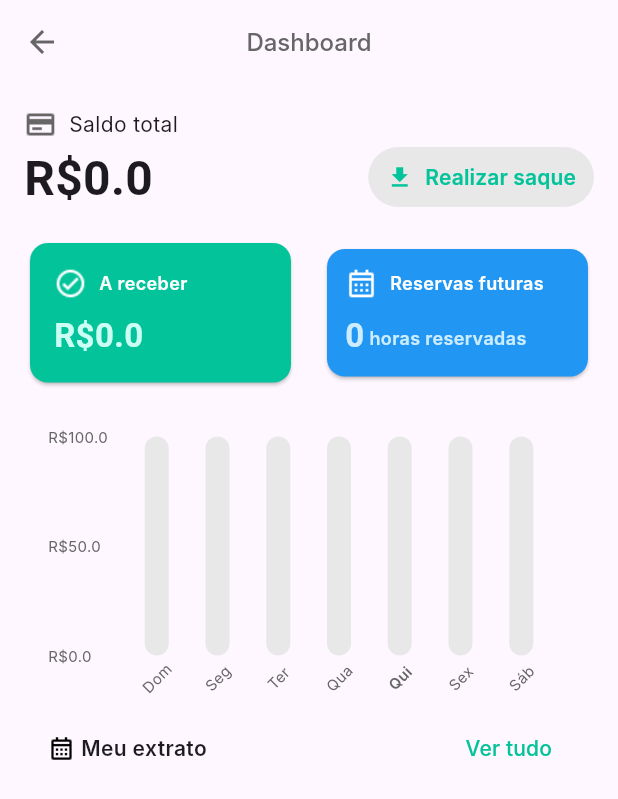
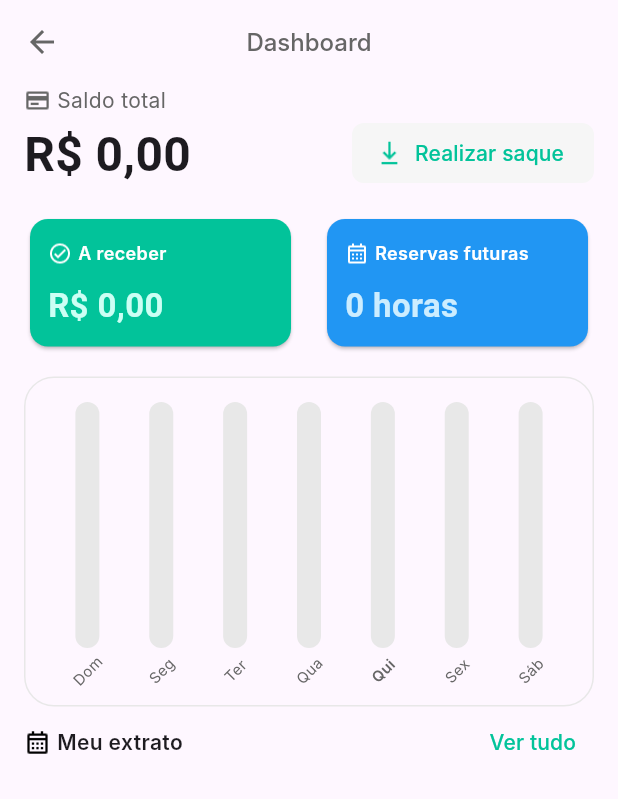
Before and after one commit to andreleitejr/vagali, a Flutter app: the DashboardView screen opened directly, on a phone screen of 412 x 824 dp. Shown: the top 799 px of the screen. Run offline on Flutter 3.47's test engine with Material 3 defaults, Android fonts, the phone set to English and light mode, and no system bars; drawn by our look-alikes of fl_chart; our stand-ins replace brasil_fields, carousel_slider, cloud_firestore, diacritic, dio, firebase_auth and 19 more; missing offline and left inert: app_settings, blurhash, dart:ffi, flutter_braintree, flutter_facebook_auth, jumping_dot; accounts and stored records are empty; Roboto replaces fonts that are missing (Inter).

Commit message:
chore: Melhorias no calendario e dashboard

```diff
--- a/lib/features/calendar/controllers/calendar_controller.dart
+++ b/lib/features/calendar/controllers/calendar_controller.dart
@@ -18,7 +18,10 @@ class CalendarController extends GetxController {
 
   final selectedDates = <DateTime>[].obs;
 
+  final activitiesTitle = ''.obs;
+
   void getReservationsWithinSelectedDate(DateTime date) {
+    activitiesTitle.value = 'Reservas para o dia ${date.day}';
     selectedReservations.clear();
 
     for (var reservation in reservations) {
@@ -49,6 +52,7 @@ class CalendarController extends GetxController {
   @override
   Future<void> onInit() async {
     selectedDates.value = getAllReservationDates();
+    getReservationsWithinSelectedDate(DateTime.now());
     // multiDatePickerValueWithDefaultValue.addAll(getAllReservationDates());
     super.onInit();
   }
--- a/lib/features/calendar/views/calendar_view.dart
+++ b/lib/features/calendar/views/calendar_view.dart
@@ -77,6 +77,8 @@ class _CalendarViewState extends State<CalendarView> {
               controller.getReservationsWithinSelectedDate(selectedDay);
             },
             headerStyle: HeaderStyle(
+              leftChevronMargin: EdgeInsets.zero,
+              rightChevronMargin: EdgeInsets.zero,
               leftChevronIcon: Coolicon(
                 icon: Coolicons.chevronLeft,
               ),
@@ -93,6 +95,7 @@ class _CalendarViewState extends State<CalendarView> {
               ),
             ),
             calendarStyle: CalendarStyle(
+              tablePadding: EdgeInsets.symmetric(horizontal: 12),
               defaultTextStyle: ThemeTypography.regular12,
               todayDecoration: BoxDecoration(
                 shape: BoxShape.circle,
@@ -107,7 +110,7 @@ class _CalendarViewState extends State<CalendarView> {
               headerTitleBuilder: (context, day) {
                 return Text(
                   day.monthName,
-                  style: ThemeTypography.semiBold22,
+                  style: ThemeTypography.semiBold16,
                 );
               },
               defaultBuilder: (context, date, events) {
@@ -147,6 +150,18 @@ class _CalendarViewState extends State<CalendarView> {
                 );
               },
             ),
+          ),
+          const SizedBox(height: 16),
+          Row(
+            children: [
+              Padding(
+                padding: const EdgeInsets.only(left: 16),
+                child: Text(
+                  controller.activitiesTitle.value,
+                  style: ThemeTypography.medium16,
+                ),
+              ),
+            ],
           ),
           Expanded(
             child: ListView.builder(
--- a/lib/features/dashboard/views/dashboard_view.dart
+++ b/lib/features/dashboard/views/dashboard_view.dart
@@ -1,14 +1,15 @@
+import 'package:brasil_fields/brasil_fields.dart';
 import 'package:fl_chart/fl_chart.dart';
 import 'package:flutter/material.dart';
 import 'package:flutter_blurhash/flutter_blurhash.dart';
 import 'package:get/get.dart';
 import 'package:vagali/features/dashboard/controllers/dashboard_controller.dart';
+import 'package:vagali/features/dashboard/widgets/dashboard_card.dart';
 import 'package:vagali/features/reservation/models/reservation.dart';
 import 'package:vagali/features/reservation/widgets/reservation_item.dart';
 import 'package:vagali/theme/coolicons.dart';
 import 'package:vagali/theme/theme_colors.dart';
 import 'package:vagali/theme/theme_typography.dart';
-import 'package:vagali/utils/extensions.dart';
 import 'package:vagali/widgets/coolicon.dart';
 import 'package:vagali/widgets/title_with_action.dart';
 import 'package:vagali/widgets/top_bavigation_bar.dart';
@@ -25,9 +26,13 @@ class DashboardView extends StatelessWidget {
         title: 'Dashboard',
       ),
       body: SingleChildScrollView(
-        padding: EdgeInsets.all(16.0),
+        // padding: EdgeInsets.all(16.0),
         child: Column(
           crossAxisAlignment: CrossAxisAlignment.stretch,
+          children: [
+            Padding(
+              padding: const EdgeInsets.symmetric(horizontal: 16),
+              child: Column(
                 children: [
                   Column(
                     mainAxisAlignment: MainAxisAlignment.spaceBetween,
@@ -36,11 +41,13 @@ class DashboardView extends StatelessWidget {
                         children: [
                           Coolicon(
                             icon: Coolicons.creditCard,
+                            width: 18,
                           ),
-                    SizedBox(width: 8),
+                          SizedBox(width: 4),
                           Text(
                             "Saldo total",
-                      style: ThemeTypography.regular14,
+                            style: ThemeTypography.regular14
+                                .apply(color: ThemeColors.grey4),
                           ),
                         ],
                       ),
@@ -49,28 +56,34 @@ class DashboardView extends StatelessWidget {
                         children: [
                           Expanded(
                             child: Text(
-                        '${_controller.balance}'.toMonetaryString(),
+                              '${UtilBrasilFields.obterReal(_controller.balance)}',
                               style: ThemeTypography.semiBold32,
                             ),
                           ),
                           TextButton(
                             onPressed: () {},
                             style: TextButton.styleFrom(
-                        backgroundColor: ThemeColors.grey2,
+                              backgroundColor: ThemeColors.grey1,
+                              shape: RoundedRectangleBorder(
+                                borderRadius: BorderRadius.circular(8),
+                              ),
                             ),
                             child: Row(
                               children: [
-                          Icon(
-                            Icons.download,
+                                SizedBox(width: 4),
+                                Coolicon(
+                                  icon: Coolicons.download,
                                   color: ThemeColors.primary,
+                                  width: 18,
                                 ),
                                 SizedBox(width: 8),
                                 Text(
                                   "Realizar saque",
-                            style: ThemeTypography.semiBold14.apply(
+                                  style: ThemeTypography.medium14.apply(
                                     color: ThemeColors.primary,
                                   ),
                                 ),
+                                SizedBox(width: 8),
                               ],
                             ),
                           ),
@@ -78,107 +91,43 @@ class DashboardView extends StatelessWidget {
                       ),
                     ],
                   ),
-
                   SizedBox(height: 16),
-
-            // Cards
                   Row(
                     children: [
-                Expanded(
-                  child: Card(
-                    color: ThemeColors.primary,
-                    child: Padding(
-                      padding: EdgeInsets.all(16.0),
-                      child: Column(
-                        crossAxisAlignment: CrossAxisAlignment.start,
-                        children: [
-                          Row(
-                            children: [
-                              Coolicon(
+                      DashboardCard(
                         icon: Coolicons.circleCheckOutline,
-                                color: Colors.white,
-                              ),
-                              const SizedBox(width: 8),
-                              Text(
-                                "A receber",
-                                style: ThemeTypography.semiBold12.apply(
-                                  color: Colors.white,
-                                ),
-                              ),
-                            ],
-                          ),
-                          SizedBox(height: 8),
-                          Text(
-                            '${_controller.income}'.toMonetaryString(),
-                            style: ThemeTypography.semiBold22.apply(
-                              color: ThemeColors.lightGreen,
-                            ),
-                          ),
-                        ],
-                      ),
-                    ),
-                  ),
+                        iconColor: Colors.white,
+                        title: "A receber",
+                        content:
+                            '${UtilBrasilFields.obterReal(_controller.income)}',
+                        cardColor: ThemeColors.primary,
+                        contentColor: ThemeColors.lightGreen,
                       ),
                       SizedBox(width: 16.0),
-                Expanded(
-                  child: Card(
-                    color: Colors.blue,
-                    child: Padding(
-                      padding: EdgeInsets.all(12),
-                      child: Column(
-                        crossAxisAlignment: CrossAxisAlignment.start,
-                        children: [
-                          Row(
-                            children: [
-                              Coolicon(
+                      DashboardCard(
                         icon: Coolicons.calendar,
-                                color: Colors.white,
-                              ),
-                              SizedBox(width: 8.0),
-                              Text(
-                                "Reservas futuras",
-                                style: ThemeTypography.semiBold12.apply(
-                                  color: Colors.white,
-                                ),
-                              ),
-                            ],
-                          ),
-                          SizedBox(height: 8.0),
-                          Row(
-                            children: [
-                              Text(
-                                _controller.totalTime.inHours.toString(),
-                                style: ThemeTypography.semiBold22.apply(
-                                  color: ThemeColors.lightBlue,
-                                ),
-                              ),
-                              // SizedBox(width: 4.0),
-                              Expanded(
-                                child: Padding(
-                                  padding: const EdgeInsets.only(top: 4),
-                                  child: Text(
-                                    " horas reservadas",
-                                    style: ThemeTypography.semiBold12.apply(
-                                      color: ThemeColors.lightBlue,
-                                    ),
-                                    overflow: TextOverflow.ellipsis,
-                                  ),
-                                ),
-                              ),
-                            ],
-                          ),
-                        ],
-                      ),
-                    ),
-                  ),
+                        iconColor: Colors.white,
+                        title: "Reservas futuras",
+                        content: "${_controller.totalTime.inHours} horas",
+                        cardColor: Colors.blue,
+                        contentColor: ThemeColors.lightBlue,
                       ),
                     ],
                   ),
                   SizedBox(height: 16),
                   Container(
-              height: 200,
+                    height: 220,
+                    padding: const EdgeInsets.symmetric(vertical: 16),
+                    decoration: BoxDecoration(
+                      border: Border.all(color: ThemeColors.grey2),
+                      borderRadius: BorderRadius.circular(20),
+                    ),
                     child: ChartWidget(
-                  reservations: _controller.getReservationsForCurrentWeek()),
+                      reservations: _controller.getReservationsForCurrentWeek(),
+                    ),
+                  ),
+                ],
+              ),
             ),
             TitleWithAction(
               title: 'Meu extrato',
@@ -186,7 +135,6 @@ class DashboardView extends StatelessWidget {
               actionText: 'Ver tudo',
               onActionPressed: () {},
             ),
-            SizedBox(height: 16),
             ListView.builder(
               itemCount:
                   _controller.reservationListController.reservationsDone.length,
@@ -227,27 +175,27 @@ class ChartWidget extends StatelessWidget {
 
   @override
   Widget build(BuildContext context) {
-    return Padding(
-      padding: EdgeInsets.all(16.0),
-      child: BarChart(
+    return BarChart(
       BarChartData(
+        // baselineY: 500,
         titlesData: FlTitlesData(
           topTitles: AxisTitles(sideTitles: SideTitles(showTitles: false)),
           rightTitles: AxisTitles(sideTitles: SideTitles(showTitles: false)),
-            leftTitles: AxisTitles(
-              sideTitles: SideTitles(
-                reservedSize: 40,
-                showTitles: true,
-                getTitlesWidget: (double value, TitleMeta titleMeta) {
-                  return Text(
-                    'R\$${value}',
-                    style: ThemeTypography.regular10.apply(
-                      color: ThemeColors.grey4,
-                    ),
-                  );
-                },
-              ),
-            ),
+          leftTitles: AxisTitles(sideTitles: SideTitles(showTitles: false)),
+          // leftTitles: AxisTitles(
+          //   sideTitles: SideTitles(
+          //     reservedSize: 40,
+          //     showTitles: true,
+          //     getTitlesWidget: (double value, TitleMeta titleMeta) {
+          //       return Text(
+          //         'R\$${value}',
+          //         style: ThemeTypography.regular10.apply(
+          //           color: ThemeColors.grey4,
+          //         ),
+          //       );
+          //     },
+          //   ),
+          // ),
           bottomTitles: AxisTitles(
             sideTitles: SideTitles(
               showTitles: true,
@@ -259,9 +207,11 @@ class ChartWidget extends StatelessWidget {
                       angle: -45 * (3.141592653589793 / 180),
                       child: Text(
                         '${daysOfWeek[value.toInt()]}',
-                          style: DateTime.now().weekday == value ? ThemeTypography.semiBold10.apply(
+                        style: DateTime.now().weekday == value
+                            ? ThemeTypography.semiBold10.apply(
                                 color: ThemeColors.grey4,
-                          ) : ThemeTypography.regular10.apply(
+                              )
+                            : ThemeTypography.regular10.apply(
                                 color: ThemeColors.grey4,
                               ),
                       ),
@@ -301,7 +251,6 @@ class ChartWidget extends StatelessWidget {
           },
         ),
       ),
-      ),
     );
   }
 }
--- /dev/null
+++ b/lib/features/dashboard/widgets/dashboard_card.dart
@@ -0,0 +1,61 @@
+import 'package:flutter/material.dart';
+import 'package:vagali/theme/theme_typography.dart';
+import 'package:vagali/widgets/coolicon.dart';
+
+class DashboardCard extends StatelessWidget {
+  final String icon;
+  final Color iconColor;
+  final String title;
+  final String content;
+  final Color cardColor;
+  final Color contentColor;
+
+  const DashboardCard({
+    required this.icon,
+    required this.iconColor,
+    required this.title,
+    required this.content,
+    required this.cardColor,
+    required this.contentColor,
+  });
+
+  @override
+  Widget build(BuildContext context) {
+    return Expanded(
+      child: Card(
+        color: cardColor,
+        child: Padding(
+          padding: EdgeInsets.all(12),
+          child: Column(
+            crossAxisAlignment: CrossAxisAlignment.start,
+            children: [
+              Row(
+                children: [
+                  Coolicon(
+                    icon: icon,
+                    color: iconColor,
+                    width: 16,
+                  ),
+                  const SizedBox(width: 4),
+                  Text(
+                    title,
+                    style: ThemeTypography.semiBold12.apply(
+                      color: Colors.white,
+                    ),
+                  ),
+                ],
+              ),
+              SizedBox(height: 8),
+              Text(
+                content,
+                style: ThemeTypography.semiBold22.apply(
+                  color: contentColor,
+                ),
+              ),
+            ],
+          ),
+        ),
+      ),
+    );
+  }
+}
--- a/lib/features/reservation/widgets/reservation_item.dart
+++ b/lib/features/reservation/widgets/reservation_item.dart
@@ -14,9 +14,15 @@ class ReservationItem extends StatelessWidget {
   Widget build(BuildContext context) {
     return ListTile(
       leading: Container(
-        width: 44,
-        height: 44,
+        width: 50,
+        height: 50,
         alignment: Alignment.center,
+        padding: const EdgeInsets.all(2),
+        decoration: BoxDecoration(
+
+          color: ThemeColors.grey1,
+          borderRadius: BorderRadius.circular(8)
+        ),
         child: Column(
           mainAxisAlignment: MainAxisAlignment.center,
           children: [
--- a/lib/theme/coolicons.dart
+++ b/lib/theme/coolicons.dart
@@ -41,6 +41,7 @@ class Coolicons {
   static const close = 'images/icons/close.png';
   static const compass = 'images/icons/compass.png';
   static const creditCard = 'images/icons/credit_card.png';
+  static const download = 'images/icons/download.png';
   static const expand = 'images/icons/expand.png';
   static const externalLink = 'images/icons/external_link.png';
   static const files = 'images/icons/files.png';
```
Also changed, not shown: images/icons/download.png (added). Lines whose indentation alone changed are shown as unchanged.
